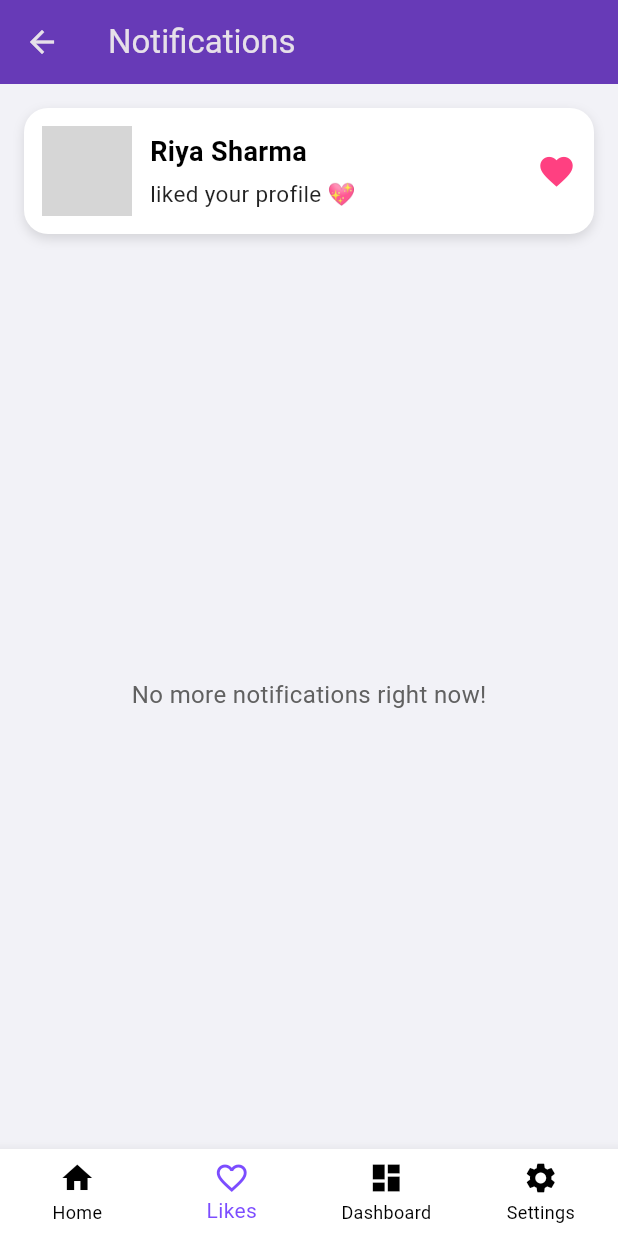
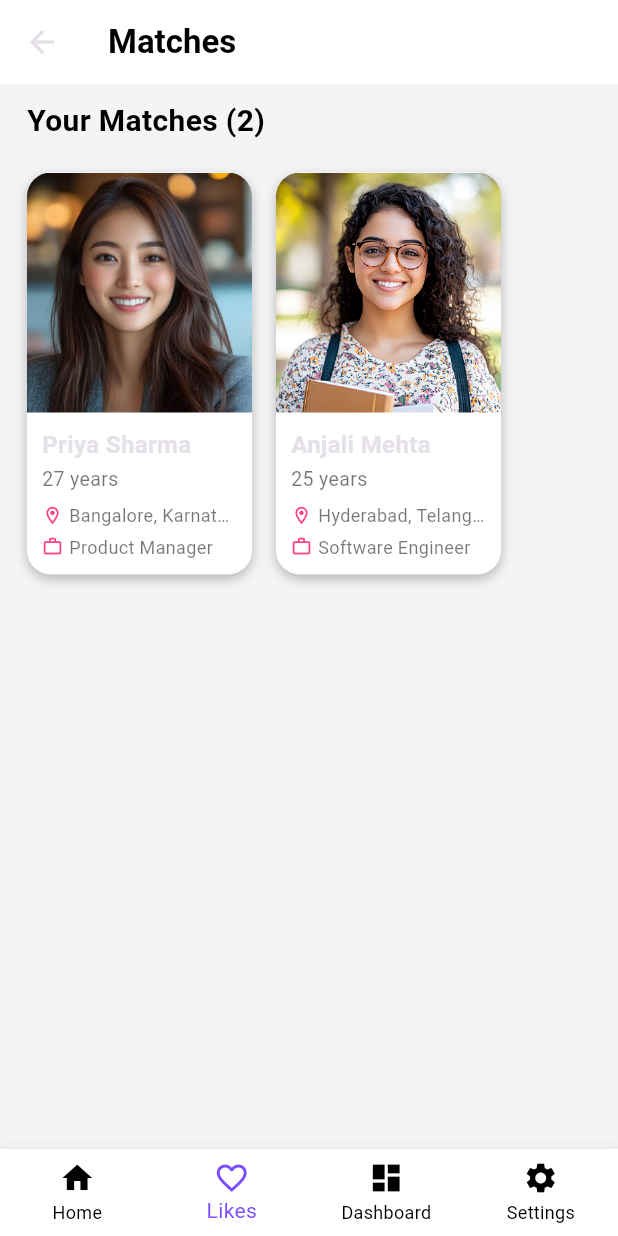
Before and after one commit to kushagra0333/Bandhan, a Flutter app: the LikesPage screen opened by its route, on a phone screen of 412 x 824 dp. Run offline on Flutter 3.47's test engine with Material 3 defaults, Android fonts, the light colour scheme and no system bars; grey boxes are pictures that could not be loaded.

Commit message:
update new ui

```diff
--- a/lib/pages/likes.dart
+++ b/lib/pages/likes.dart
@@ -1,5 +1,7 @@
 import 'package:flutter/material.dart';
 import '../components/navbar.dart';
+import './profile.dart';
+import './home.dart';
 
 class LikesPage extends StatelessWidget {
   const LikesPage({super.key});
@@ -7,94 +9,167 @@ class LikesPage extends StatelessWidget {
   @override
   Widget build(BuildContext context) {
     return Scaffold(
-      backgroundColor: const Color(0xFFF2F2F7),
+      backgroundColor: const Color(0xFFF4F4F7),
+
       appBar: AppBar(
-        title: const Text('Notifications'),
-        backgroundColor: Colors.deepPurple,
-      ),
-      body: Padding(
-        padding: const EdgeInsets.all(16.0),
-        child: Column(
-          children: [
-            // Notification Card
-            Container(
-              decoration: BoxDecoration(
-                color: Colors.white,
-                borderRadius: BorderRadius.circular(16),
-                boxShadow: [
-                  BoxShadow(
-                    color: Colors.black12,
-                    blurRadius: 6,
-                    offset: const Offset(0, 3),
-                  ),
-                ],
-              ),
-              padding: const EdgeInsets.all(12),
-              child: Row(
-                children: [
-                  // Profile Image
-                  ClipRRect(
-                    borderRadius: BorderRadius.circular(50),
-                    child: Image.network(
-                      'https://cdn-icons-png.flaticon.com/512/2922/2922561.png', // sample image
-                      height: 60,
-                      width: 60,
-                      fit: BoxFit.cover,
+        backgroundColor: Colors.white,
+        elevation: 0,
+        title: const Text(
+          "Matches",
+          style: TextStyle(
+            color: Colors.black,
+            fontWeight: FontWeight.w600,
           ),
         ),
-                  const SizedBox(width: 12),
-                  // Notification Text
-                  Expanded(
+      ),
+
+      body: Padding(
+        padding: const EdgeInsets.symmetric(horizontal: 18, vertical: 10),
         child: Column(
           crossAxisAlignment: CrossAxisAlignment.start,
-                      children: const [
-                        Text(
-                          'Riya Sharma',
+          children: [
+            const Text(
+              "Your Matches (2)",
               style: TextStyle(
-                            fontSize: 18,
-                            fontWeight: FontWeight.bold,
+                fontSize: 20,
+                fontWeight: FontWeight.w700,
                 color: Colors.black,
               ),
             ),
-                        SizedBox(height: 4),
-                        Text(
-                          'liked your profile 💖',
-                          style: TextStyle(
-                            fontSize: 15,
-                            color: Colors.black87,
+
+            const SizedBox(height: 20),
+
+            Row(
+              children: [
+                _matchCard(
+                  context,
+                  Profile(
+                    image: "assets/girl2_profile.jpg",
+                    name: "Priya Sharma",
+                    age: "27 years",
+                    city: "Bangalore, Karnataka",
+                    job: "Product Manager",
+                  ),
+                ),
+                const SizedBox(width: 16),
+                _matchCard(
+                  context,
+                  Profile(
+                    image: "assets/girl_profile.jpg",
+                    name: "Anjali Mehta",
+                    age: "25 years",
+                    city: "Hyderabad, Telangana",
+                    job: "Software Engineer",
                   ),
                 ),
               ],
-                    ),
-                  ),
-                  // Optional icon
-                  const Icon(
-                    Icons.favorite,
-                    color: Colors.pinkAccent,
-                    size: 26,
             ),
           ],
         ),
       ),
 
-            const SizedBox(height: 20),
+      bottomNavigationBar: const BottomNavBar(selectedIndex: 1),
+    );
+  }
 
-            // You can add more notifications here
-            Expanded(
-              child: Center(
-                child: Text(
-                  'No more notifications right now!',
-                  style: TextStyle(
-                    color: Colors.grey[700],
-                    fontSize: 16,
+  /// MATCH CARD UI
+  Widget _matchCard(BuildContext context, Profile profile) {
+    return GestureDetector(
+      onTap: () {
+        Navigator.push(
+          context,
+          MaterialPageRoute(
+            builder: (_) => HomePage(profile: profile),
+          ),
+        );
+      },
+      child: Container(
+        width: 150,
+        decoration: BoxDecoration(
+          color: Colors.white,
+          borderRadius: BorderRadius.circular(16),
+          boxShadow: const [
+            BoxShadow(
+              color: Colors.black26,
+              blurRadius: 6.0,
+              offset: Offset(0, 3),
+            )
+          ],
+        ),
+        child: Column(
+          crossAxisAlignment: CrossAxisAlignment.start,
+          children: [
+            ClipRRect(
+              borderRadius: const BorderRadius.only(
+                topLeft: Radius.circular(16),
+                topRight: Radius.circular(16),
+              ),
+              child: Image.asset(
+                profile.image,
+                height: 160,
+                width: 150,
+                fit: BoxFit.cover,
               ),
             ),
+
+            Padding(
+              padding: const EdgeInsets.all(10),
+              child: Column(
+                crossAxisAlignment: CrossAxisAlignment.start,
+                children: [
+                  Text(
+                    profile.name,
+                    style: const TextStyle(
+                      fontSize: 16,
+                      fontWeight: FontWeight.w700,
+                    ),
+                  ),
+                  const SizedBox(height: 2),
+                  Text(
+                    profile.age,
+                    style: const TextStyle(
+                      fontSize: 13,
+                      color: Colors.black54,
+                    ),
+                  ),
+                  const SizedBox(height: 6),
+                  Row(
+                    children: [
+                    const Icon(Icons.location_on_outlined,
+                        size: 14, color: Colors.pinkAccent),
+                    const SizedBox(width: 4),
+                    Expanded(
+                      child: Text(
+                        profile.city,
+                        style: const TextStyle(
+                            fontSize: 12, color: Colors.black54),
+                        overflow: TextOverflow.ellipsis,
                       ),
                     ),
                   ],
                 ),
+                const SizedBox(height: 4),
+                Row(
+                  children: [
+                    const Icon(Icons.work_outline,
+                        size: 14, color: Colors.pinkAccent),
+                    const SizedBox(width: 4),
+                    Expanded(
+                      child: Text(
+                        profile.job,
+                        style: const TextStyle(
+                            fontSize: 12, color: Colors.black54),
+                        overflow: TextOverflow.ellipsis,
                       ),
-      bottomNavigationBar: const BottomNavBar(selectedIndex: 1),
+                    ),
+                  ],
+                ),
+              ],
+            ),
+            )
+          ],
+        ),
+      ),
     );
   }
 }
--- /dev/null
+++ b/lib/pages/profile.dart
@@ -0,0 +1,15 @@
+class Profile {
+  final String image;
+  final String name;
+  final String age;
+  final String city;
+  final String job;
+
+  Profile({
+    required this.image,
+    required this.name,
+    required this.age,
+    required this.city,
+    required this.job,
+  });
+}
--- a/pubspec.yaml
+++ b/pubspec.yaml
@@ -39,3 +39,4 @@ flutter:
    - assets/profile2.webp
    - assets/profile3.jpg
    - assets/girl_profile.jpg
+   - assets/girl2_profile.jpg
```
Also changed, not shown: lib/pages/home.dart (+108 -71 lines), assets/girl2_profile.jpg (added). Lines whose indentation alone changed are shown as unchanged.
